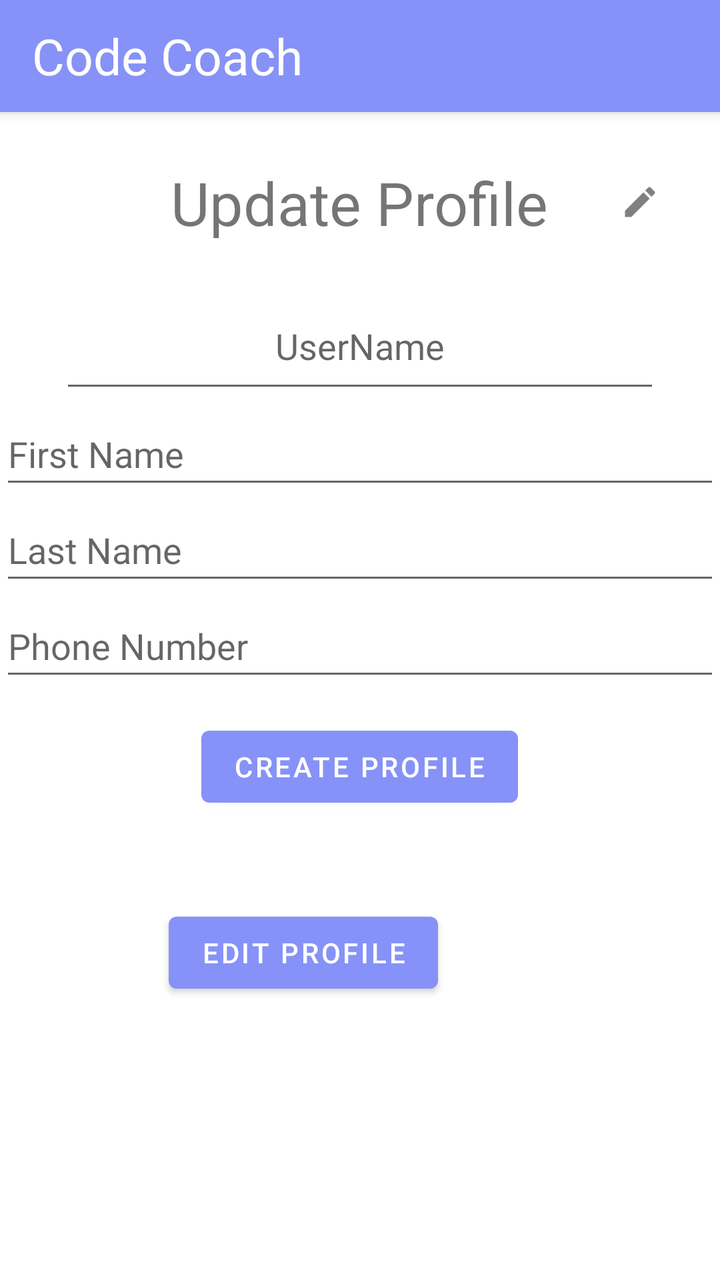
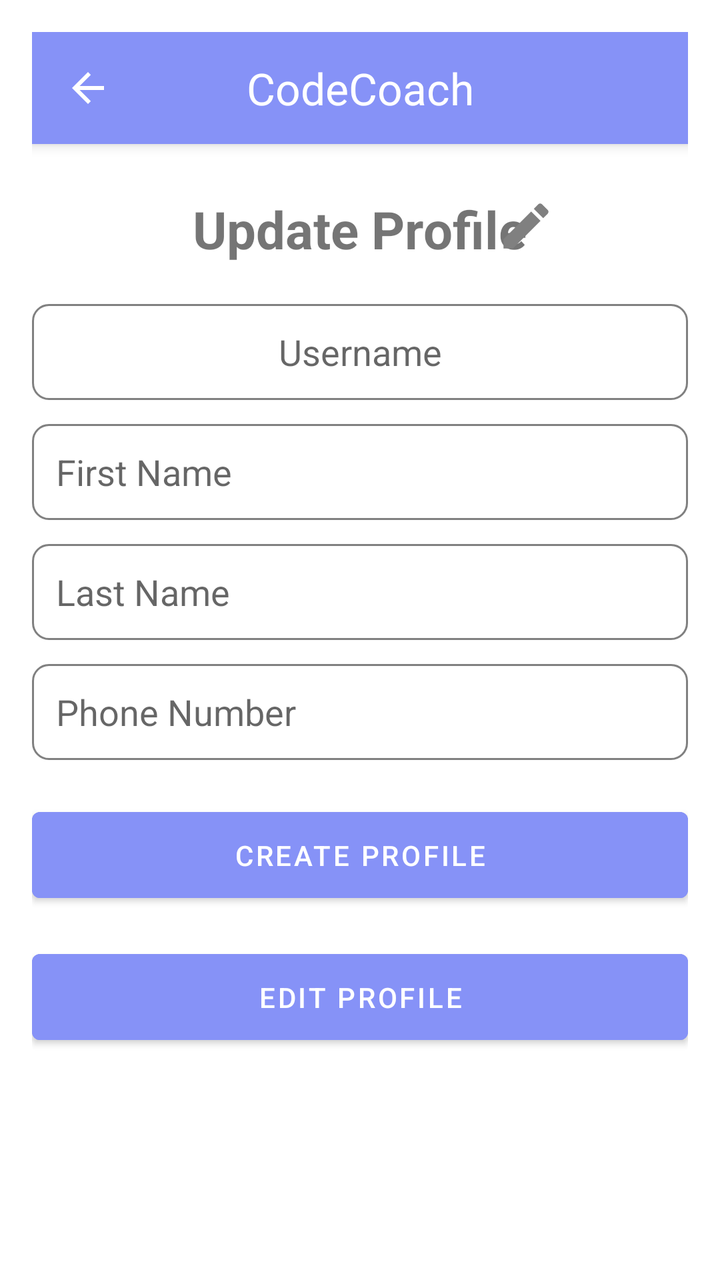

An Android layout rendered at two revisions. The XML below is the earlier revision; the diff shows what the commit changed to produce the second picture.
<!-- AndroidManifest.xml: application theme Theme.CC -->
<!-- res/layout/activity_student_profile.xml -->
<RelativeLayout xmlns:android="http://schemas.android.com/apk/res/android"
    xmlns:app="http://schemas.android.com/apk/res-auto"
    xmlns:tools="http://schemas.android.com/tools"
    android:id="@+id/main"
    android:layout_width="match_parent"
    android:layout_height="match_parent"
    tools:context=".StudentProfileActivity">

    
    <androidx.appcompat.widget.Toolbar
        android:id="@+id/topToolbar"
        android:layout_width="match_parent"
        android:layout_height="wrap_content"
        android:background="@color/lavender"
        app:contentInsetStartWithNavigation="0dp"
        android:elevation="4dp"
        android:theme="@style/ThemeOverlay.AppCompat.ActionBar">

        <TextView
            android:id="@+id/toolbarTitle"
            android:layout_width="wrap_content"
            android:layout_height="wrap_content"
            android:layout_gravity="center_vertical"
            android:text="Code Coach"
            android:textColor="@color/white"
            android:textSize="25sp"
            android:layout_marginStart="16dp" />
    </androidx.appcompat.widget.Toolbar>

    
    <TextView
        android:id="@+id/updateProfileTitle"
        android:layout_width="wrap_content"
        android:layout_height="wrap_content"
        android:layout_below="@id/topToolbar"
        android:layout_centerHorizontal="true"
        android:layout_marginTop="25dp"
        android:text="Update Profile"
        android:textSize="30sp" />

    
    <ImageView
        android:id="@+id/editIcon"
        android:layout_width="20dp"
        android:layout_height="41dp"
        android:layout_alignParentEnd="true"
        android:layout_marginEnd="30dp"
        android:layout_alignBottom="@id/updateProfileTitle"
        android:src="@drawable/edit" />

    
    <EditText
        android:id="@+id/userName"
        android:layout_width="300dp"
        android:layout_height="60dp"
        android:layout_below="@id/updateProfileTitle"
        android:layout_centerHorizontal="true"
        android:layout_marginTop="20dp"
        android:gravity="center"
        android:hint="UserName" />

    
    <EditText
        android:id="@+id/editTextFirstName"
        android:layout_width="match_parent"
        android:layout_height="48dp"
        android:layout_below="@id/userName"
        android:hint="@string/first_name" />

    
    <EditText
        android:id="@+id/editTextLastName"
        android:layout_width="match_parent"
        android:layout_height="48dp"
        android:layout_below="@id/editTextFirstName"
        android:hint="@string/last_name" />

    
    <EditText
        android:id="@+id/editTextPhoneNumber"
        android:layout_width="match_parent"
        android:layout_height="48dp"
        android:layout_below="@id/editTextLastName"
        android:hint="@string/phone_number" />

    

    <Button
        android:id="@+id/editProfile"
        android:layout_width="wrap_content"
        android:layout_height="wrap_content"
        android:layout_below="@id/createProfile"
        android:layout_alignParentEnd="true"
        android:layout_marginTop="45dp"
        android:layout_marginEnd="141dp"
        android:text="Edit Profile" />

    <Button
        android:id="@+id/createProfile"
        android:layout_width="wrap_content"
        android:layout_height="wrap_content"
        android:layout_below="@id/editTextPhoneNumber"
        android:layout_centerHorizontal="true"
        android:layout_marginTop="14dp"
        android:text="Create Profile" />

</RelativeLayout>
<!-- resources referenced by this layout -->
<resources>
  <color name="lavender">#8692f7</color>
  <color name="white">#FFFFFFFF</color>
  <!-- drawable edit (drawable) -->
  <vector xmlns:android="http://schemas.android.com/apk/res/android" android:height="24dp" android:tint="#808080" android:viewportHeight="24" android:viewportWidth="24" android:width="24dp">
        
      <path android:fillColor="@android:color/white" android:pathData="M3,17.25V21h3.75L17.81,9.94l-3.75,-3.75L3,17.25zM20.71,7.04c0.39,-0.39 0.39,-1.02 0,-1.41l-2.34,-2.34c-0.39,-0.39 -1.02,-0.39 -1.41,0l-1.83,1.83 3.75,3.75 1.83,-1.83z"/>
      
  </vector>
  <string name="first_name">First Name</string>
  <string name="last_name">Last Name</string>
  <string name="phone_number">Phone Number</string>
  <style name="Theme.CC" parent="Base.Theme.CC" />
  <style name="Base.Theme.CC" parent="Theme.MaterialComponents.DayNight.NoActionBar">
          
          <item name="colorPrimary">@color/lavender</item>
          <item name="colorPrimaryVariant">@color/lavender</item>
          <item name="colorOnPrimary">@color/white</item>
          
          <item name="colorSecondary">@color/teal_200</item>
          <item name="colorSecondaryVariant">@color/teal_700</item>
          <item name="colorOnSecondary">@color/black</item>
          
          <item name="android:statusBarColor">?attr/colorPrimaryVariant</item>
          
          
      </style>
  <color name="teal_200">#FF03DAC5</color>
  <color name="teal_700">#FF018786</color>
  <color name="black">#FF000000</color>
</resources>

<!-- the commit's change to res/layout/activity_student_profile.xml (unified diff, before → after) -->
@@ -4,7 +4,8 @@
     android:id="@+id/main"
     android:layout_width="match_parent"
     android:layout_height="match_parent"
-    tools:context=".StudentProfileActivity">
+    tools:context=".StudentProfileActivity"
+    android:padding="16dp">
 
     
     <androidx.appcompat.widget.Toolbar
@@ -12,19 +13,29 @@
         android:layout_width="match_parent"
         android:layout_height="wrap_content"
         android:background="@color/lavender"
-        app:contentInsetStartWithNavigation="0dp"
         android:elevation="4dp"
         android:theme="@style/ThemeOverlay.AppCompat.ActionBar">
 
+        
+        <ImageButton
+            android:id="@+id/backButton"
+            android:layout_width="wrap_content"
+            android:layout_height="wrap_content"
+            android:src="@drawable/ic_back"
+            android:background="?attr/selectableItemBackground"
+            android:layout_gravity="start"
+            android:contentDescription="Back" />
+
+        
         <TextView
             android:id="@+id/toolbarTitle"
             android:layout_width="wrap_content"
             android:layout_height="wrap_content"
-            android:layout_gravity="center_vertical"
-            android:text="Code Coach"
+            android:layout_gravity="center"
+            android:text="CodeCoach"
             android:textColor="@color/white"
-            android:textSize="25sp"
-            android:layout_marginStart="16dp" />
+            android:textSize="22sp"
+            android:layout_centerHorizontal="true" />
     </androidx.appcompat.widget.Toolbar>
 
     
@@ -36,28 +47,33 @@
         android:layout_centerHorizontal="true"
         android:layout_marginTop="25dp"
         android:text="Update Profile"
-        android:textSize="30sp" />
+        android:textSize="26sp"
+        android:textStyle="bold"/>
 
     
+
+    
+
     <ImageView
         android:id="@+id/editIcon"
-        android:layout_width="20dp"
-        android:layout_height="41dp"
+        android:layout_width="30dp"
+        android:layout_height="30dp"
+        android:layout_alignBottom="@id/updateProfileTitle"
         android:layout_alignParentEnd="true"
-        android:layout_marginEnd="30dp"
-        android:layout_alignBottom="@id/updateProfileTitle"
+        android:layout_marginEnd="66dp"
+        android:layout_marginBottom="4dp"
         android:src="@drawable/edit" />
 
-    
     <EditText
         android:id="@+id/userName"
-        android:layout_width="300dp"
-        android:layout_height="60dp"
+        android:layout_width="match_parent"
+        android:layout_height="48dp"
         android:layout_below="@id/updateProfileTitle"
-        android:layout_centerHorizontal="true"
         android:layout_marginTop="20dp"
-        android:gravity="center"
-        android:hint="UserName" />
+        android:hint="Username"
+        android:padding="12dp"
+        android:background="@drawable/edittext_background"
+        android:gravity="center" />
 
     
     <EditText
@@ -65,7 +81,10 @@
         android:layout_width="match_parent"
         android:layout_height="48dp"
         android:layout_below="@id/userName"
-        android:hint="@string/first_name" />
+        android:layout_marginTop="12dp"
+        android:hint="@string/first_name"
+        android:padding="12dp"
+        android:background="@drawable/edittext_background" />
 
     
     <EditText
@@ -73,7 +92,10 @@
         android:layout_width="match_parent"
         android:layout_height="48dp"
         android:layout_below="@id/editTextFirstName"
-        android:hint="@string/last_name" />
+        android:layout_marginTop="12dp"
+        android:hint="@string/last_name"
+        android:padding="12dp"
+        android:background="@drawable/edittext_background" />
 
     
     <EditText
@@ -81,27 +103,33 @@
         android:layout_width="match_parent"
         android:layout_height="48dp"
         android:layout_below="@id/editTextLastName"
-        android:hint="@string/phone_number" />
+        android:layout_marginTop="12dp"
+        android:hint="@string/phone_number"
+        android:padding="12dp"
+        android:background="@drawable/edittext_background" />
 
     
+    <Button
+        android:id="@+id/createProfile"
+        android:layout_width="match_parent"
+        android:layout_height="wrap_content"
+        android:layout_below="@id/editTextPhoneNumber"
+        android:layout_marginTop="20dp"
+        android:backgroundTint="@color/lavender"
+        android:textColor="@android:color/white"
+        android:padding="12dp"
+        android:text="Create Profile"/>
 
+    
     <Button
         android:id="@+id/editProfile"
-        android:layout_width="wrap_content"
+        android:layout_width="match_parent"
         android:layout_height="wrap_content"
         android:layout_below="@id/createProfile"
-        android:layout_alignParentEnd="true"
-        android:layout_marginTop="45dp"
-        android:layout_marginEnd="141dp"
-        android:text="Edit Profile" />
-
-    <Button
-        android:id="@+id/createProfile"
-        android:layout_width="wrap_content"
-        android:layout_height="wrap_content"
-        android:layout_below="@id/editTextPhoneNumber"
-        android:layout_centerHorizontal="true"
-        android:layout_marginTop="14dp"
-        android:text="Create Profile" />
+        android:layout_marginTop="16dp"
+        android:backgroundTint="@color/lavender"
+        android:textColor="@android:color/white"
+        android:padding="12dp"
+        android:text="Edit Profile"/>
 
 </RelativeLayout>
<!-- resource entries referenced after the edit -->
@@ -8,10 +8,30 @@
       <path android:fillColor="@android:color/white" android:pathData="M3,17.25V21h3.75L17.81,9.94l-3.75,-3.75L3,17.25zM20.71,7.04c0.39,-0.39 0.39,-1.02 0,-1.41l-2.34,-2.34c-0.39,-0.39 -1.02,-0.39 -1.41,0l-1.83,1.83 3.75,3.75 1.83,-1.83z"/>
       
   </vector>
+  <!-- drawable edittext_background (drawable) -->
+  <shape xmlns:android="http://schemas.android.com/apk/res/android">
+      <solid android:color="@android:color/white"/>
+      <corners android:radius="8dp"/>
+      <stroke
+          android:width="1dp"
+          android:color="@color/grey"/>
+      <padding
+          android:left="10dp"
+          android:top="10dp"
+          android:right="10dp"
+          android:bottom="10dp"/>
+  </shape>
+  <!-- drawable ic_back (drawable) -->
+  <vector xmlns:android="http://schemas.android.com/apk/res/android" android:autoMirrored="true" android:height="24dp" android:tint="#FFFFFF" android:viewportHeight="24" android:viewportWidth="24" android:width="24dp">
+        
+      <path android:fillColor="@android:color/white" android:pathData="M20,11H7.83l5.59,-5.59L12,4l-8,8 8,8 1.41,-1.41L7.83,13H20v-2z"/>
+      
+  </vector>
   <string name="first_name">First Name</string>
   <string name="last_name">Last Name</string>
   <string name="phone_number">Phone Number</string>
   <style name="Theme.CC" parent="Base.Theme.CC" />
+  <color name="grey">#808080</color>
   <style name="Base.Theme.CC" parent="Theme.MaterialComponents.DayNight.NoActionBar">
           
           <item name="colorPrimary">@color/lavender</item>
